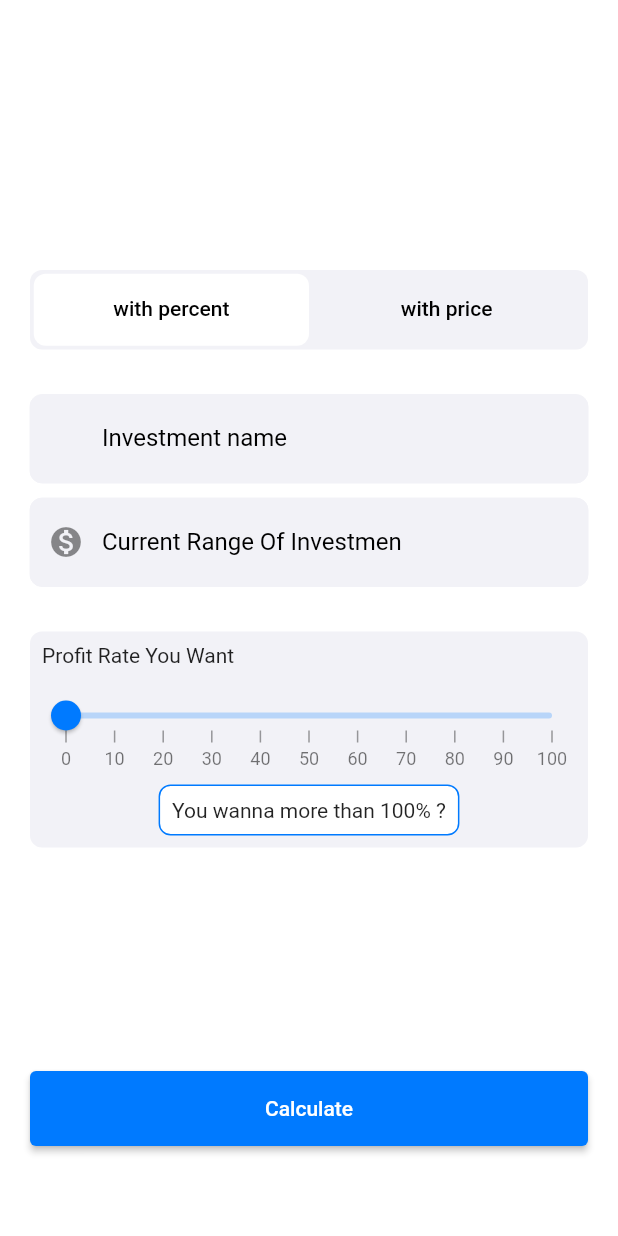
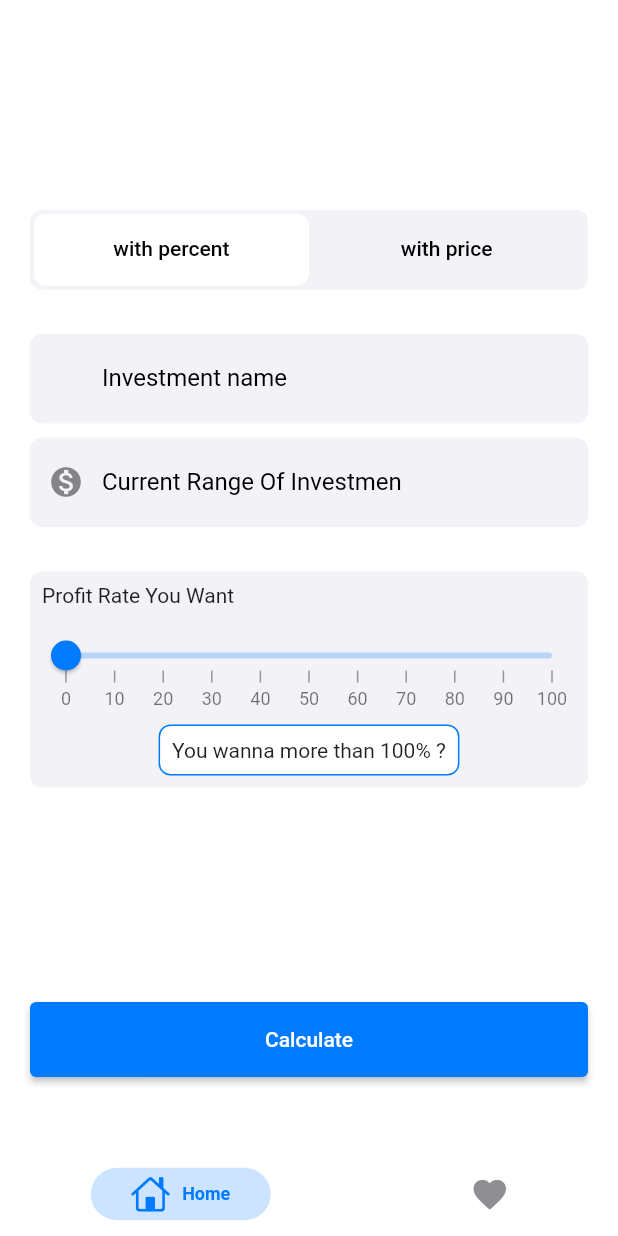
Before and after one commit to goldenmoon67/investmentCalculator, a Flutter app: the screen it shows after launch, on a phone screen of 412 x 824 dp. Run offline on Flutter 3.47's test engine with Material 2 defaults, Android fonts, the light colour scheme and no system bars; drawn by our look-alikes of persistent_bottom_nav_bar, syncfusion_flutter_sliders; our stand-ins replace auto_route, bloc, equatable, flutter_bloc, flutter_svg, get_it.

Commit message:
navbar was added

```diff
--- /dev/null
+++ b/lib/src/modules/dashboard/screen/dashboard_screen.dart
@@ -0,0 +1,77 @@
+import 'package:crypto_price/src/modules/favorite/screen/favorite_screen.dart';
+import 'package:crypto_price/src/modules/home/screens/home_screen.dart';
+import 'package:flutter/cupertino.dart';
+import 'package:flutter/material.dart';
+import 'package:persistent_bottom_nav_bar/persistent-tab-view.dart';
+
+class DashboardScreen extends StatefulWidget {
+  const DashboardScreen({Key? key}) : super(key: key);
+
+  @override
+  State<DashboardScreen> createState() => _DashboardScreenState();
+}
+
+class _DashboardScreenState extends State<DashboardScreen> {
+  late PersistentTabController _controller;
+
+  @override
+  void initState() {
+    _controller = PersistentTabController(initialIndex: 0);
+
+    super.initState();
+  }
+
+  @override
+  Widget build(BuildContext context) {
+    return PersistentTabView(
+      context,
+      controller: _controller,
+      screens: const [HomeScreen(), FavoriteScreen()],
+      items: _navBarsItems(),
+      confineInSafeArea: true,
+      backgroundColor: Colors.white, // Default is Colors.white.
+      handleAndroidBackButtonPress: true, // Default is true.
+      resizeToAvoidBottomInset:
+          true, // This needs to be true if you want to move up the screen when keyboard appears. Default is true.
+      stateManagement: true, // Default is true.
+      hideNavigationBarWhenKeyboardShows:
+          true, // Recommended to set 'resizeToAvoidBottomInset' as true while using this argument. Default is true.
+      decoration: NavBarDecoration(
+        borderRadius: BorderRadius.circular(10.0),
+        colorBehindNavBar: Colors.white,
+      ),
+      popAllScreensOnTapOfSelectedTab: true,
+      popActionScreens: PopActionScreensType.all,
+      itemAnimationProperties: const ItemAnimationProperties(
+        // Navigation Bar's items animation properties.
+        duration: Duration(milliseconds: 200),
+        curve: Curves.ease,
+      ),
+      screenTransitionAnimation: const ScreenTransitionAnimation(
+        // Screen transition animation on change of selected tab.
+        animateTabTransition: true,
+        curve: Curves.ease,
+        duration: Duration(milliseconds: 200),
+      ),
+      navBarStyle:
+          NavBarStyle.style1, // Choose the nav bar style with this property.
+    );
+  }
+
+  _navBarsItems() {
+    return [
+      PersistentBottomNavBarItem(
+        icon: const Icon(CupertinoIcons.home),
+        title: ("Home"),
+        activeColorPrimary: CupertinoColors.activeBlue,
+        inactiveColorPrimary: CupertinoColors.systemGrey,
+      ),
+      PersistentBottomNavBarItem(
+        icon: const Icon(Icons.favorite_sharp),
+        title: ("Favorites"),
+        activeColorPrimary: CupertinoColors.activeBlue,
+        inactiveColorPrimary: CupertinoColors.systemGrey,
+      ),
+    ];
+  }
+}
--- a/lib/src/modules/home/screens/home_screen.dart
+++ b/lib/src/modules/home/screens/home_screen.dart
@@ -12,16 +12,8 @@ import 'package:flutter_bloc/flutter_bloc.dart';
 
 import '../bloc/home_screen_bloc.dart';
 
-class HomeScreen extends StatefulWidget implements AutoRouteWrapper {
+class HomeScreen extends StatefulWidget {
   const HomeScreen({Key? key}) : super(key: key);
-
-  @override
-  Widget wrappedRoute(BuildContext context) {
-    return BlocProvider(
-      create: (context) => HomeScreenBloc()..add(HomeScreenStartEvent()),
-      child: this,
-    );
-  }
 
   @override
   State<HomeScreen> createState() => _HomeScreenState();
@@ -61,25 +53,33 @@ class _HomeScreenState extends State<HomeScreen> with TickerProviderStateMixin {
 
   @override
   Widget build(BuildContext context) {
-    Widget content = getInitial(context);
-    return BlocConsumer<HomeScreenBloc, HomeScreenState>(
+    return BlocProvider(
+      create: (context) => HomeScreenBloc()..add(HomeScreenStartEvent()),
+      child: BlocConsumer<HomeScreenBloc, HomeScreenState>(
         listener: (context, state) {
           if (state is PercentCalculateData) {
-          AutoRouter.of(context)
-              .push(PercentResultScreenRoute(percentResult: state.resultModel));
+            AutoRouter.of(context).push(
+                PercentResultScreenRoute(percentResult: state.resultModel));
           }
           if (state is PriceCalculateData) {
             AutoRouter.of(context)
                 .push(PriceResultScreenRoute(priceResult: state.resultModel));
           }
         },
+        buildWhen: (previous, state) {
+          return (state is HomeScreenInitial ||
+              state is PriceCalculateData ||
+              state is PercentCalculateData);
+        },
         builder: (context, state) {
+          Widget content = getInitial(context);
           return Scaffold(
             backgroundColor: Colors.white,
             resizeToAvoidBottomInset: false,
             body: content,
           );
         },
+      ),
     );
   }
 
@@ -93,9 +93,6 @@ class _HomeScreenState extends State<HomeScreen> with TickerProviderStateMixin {
             children: <Widget>[
               const SizedBox(
                 height: 80,
-              ),
-              const SizedBox(
-                height: 40,
               ),
               TabbarWidget(tabController: _tabController),
               const SizedBox(
--- a/pubspec.yaml
+++ b/pubspec.yaml
@@ -51,6 +51,7 @@ dependencies:
   syncfusion_flutter_sliders: ^20.2.43
   currency_text_input_formatter: ^2.1.7
   flutter_svg: ^1.1.3
+  persistent_bottom_nav_bar: ^4.0.2
 
 dev_dependencies:
   flutter_test:
```
Also changed, not shown: lib/src/modules/favorite/screen/favorite_screen.dart (added, +28 -0 lines), lib/src/modules/screen/welcome_screen.dart (added, +25 -0 lines), lib/src/utils/navigation/app_router.dart (+6 -1 lines), lib/src/utils/navigation/app_router.gr.dart, pubspec.lock. Lines whose indentation alone changed are shown as unchanged.
